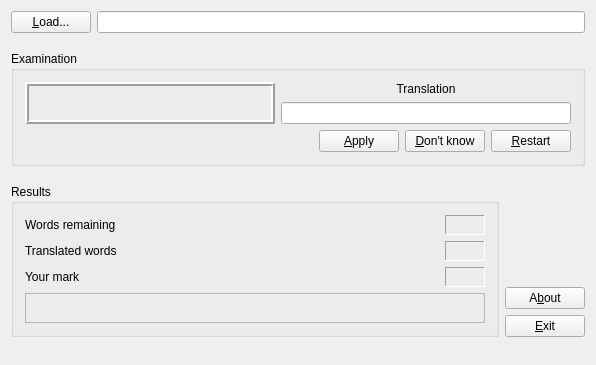
Before: the Qt Designer form window.ui in olgerd27/words_teacher, drawn with Qt 5.
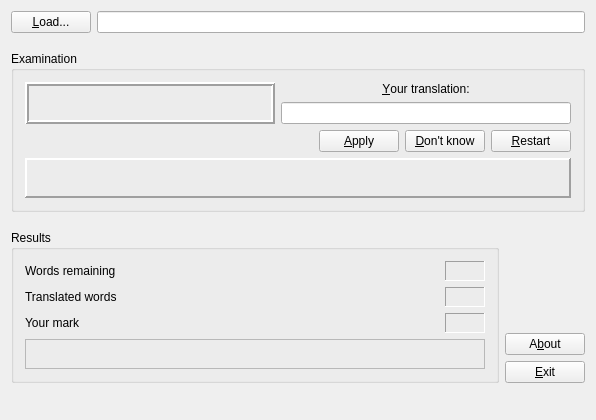
After: the same form once the commit is applied. Custom widgets are drawn as their Qt base class.

Commit message: Implement showing on a label the answer - right translation of the current word.

The edit to the form file:
```diff
--- a/window.ui
+++ b/window.ui
@@ -7,11 +7,11 @@
     <x>0</x>
     <y>0</y>
     <width>596</width>
-    <height>365</height>
+    <height>420</height>
    </rect>
   </property>
   <property name="sizePolicy">
-   <sizepolicy hsizetype="Preferred" vsizetype="Fixed">
+   <sizepolicy hsizetype="Preferred" vsizetype="Preferred">
     <horstretch>0</horstretch>
     <verstretch>0</verstretch>
    </sizepolicy>
@@ -19,13 +19,13 @@
   <property name="minimumSize">
    <size>
     <width>0</width>
-    <height>365</height>
+    <height>420</height>
    </size>
   </property>
   <property name="maximumSize">
    <size>
     <width>650</width>
-    <height>365</height>
+    <height>420</height>
    </size>
   </property>
   <property name="windowTitle">
@@ -116,28 +116,6 @@
         </property>
        </widget>
       </item>
-      <item row="0" column="1">
-       <widget class="QLabel" name="m_lTranslation">
-        <property name="sizePolicy">
-         <sizepolicy hsizetype="Expanding" vsizetype="Preferred">
-          <horstretch>0</horstretch>
-          <verstretch>0</verstretch>
-         </sizepolicy>
-        </property>
-        <property name="minimumSize">
-         <size>
-          <width>150</width>
-          <height>0</height>
-         </size>
-        </property>
-        <property name="text">
-         <string>Translation</string>
-        </property>
-        <property name="alignment">
-         <set>Qt::AlignCenter</set>
-        </property>
-       </widget>
-      </item>
       <item row="1" column="1">
        <widget class="QLineEdit" name="m_leTranslation">
         <property name="sizePolicy">
@@ -185,6 +163,31 @@
         </property>
        </widget>
       </item>
+      <item row="0" column="1">
+       <widget class="QLabel" name="m_lYourTranslation">
+        <property name="sizePolicy">
+         <sizepolicy hsizetype="Expanding" vsizetype="Preferred">
+          <horstretch>0</horstretch>
+          <verstretch>0</verstretch>
+         </sizepolicy>
+        </property>
+        <property name="minimumSize">
+         <size>
+          <width>150</width>
+          <height>0</height>
+         </size>
+        </property>
+        <property name="text">
+         <string>&amp;Your translation:</string>
+        </property>
+        <property name="alignment">
+         <set>Qt::AlignCenter</set>
+        </property>
+        <property name="buddy">
+         <cstring>m_leTranslation</cstring>
+        </property>
+       </widget>
+      </item>
       <item row="2" column="1">
        <layout class="QHBoxLayout" name="horizontalLayout_3">
         <item>
@@ -241,6 +244,39 @@
         </item>
        </layout>
       </item>
+      <item row="3" column="0" colspan="2">
+       <widget class="QLabel" name="m_lAnswerRight">
+        <property name="minimumSize">
+         <size>
+          <width>0</width>
+          <height>40</height>
+         </size>
+        </property>
+        <property name="font">
+         <font>
+          <pointsize>12</pointsize>
+         </font>
+        </property>
+        <property name="frameShape">
+         <enum>QFrame::Panel</enum>
+        </property>
+        <property name="frameShadow">
+         <enum>QFrame::Raised</enum>
+        </property>
+        <property name="lineWidth">
+         <number>2</number>
+        </property>
+        <property name="text">
+         <string/>
+        </property>
+        <property name="alignment">
+         <set>Qt::AlignLeading|Qt::AlignLeft|Qt::AlignTop</set>
+        </property>
+        <property name="wordWrap">
+         <bool>true</bool>
+        </property>
+       </widget>
+      </item>
      </layout>
     </widget>
    </item>
```
The commit also changes 5 other files.
